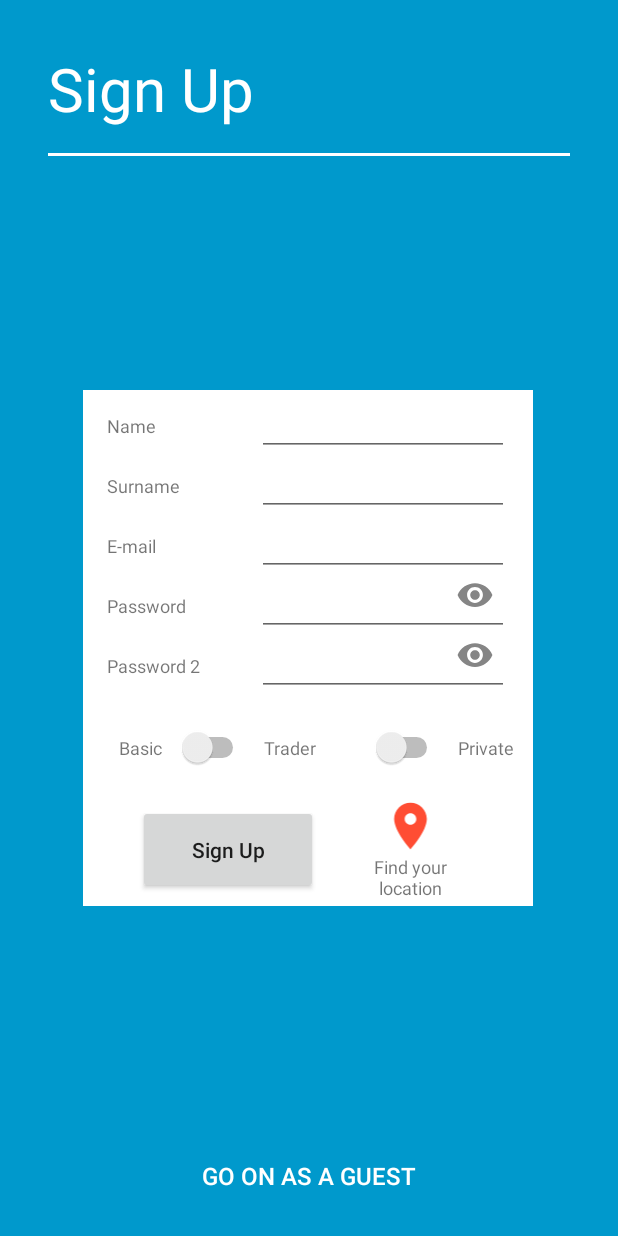
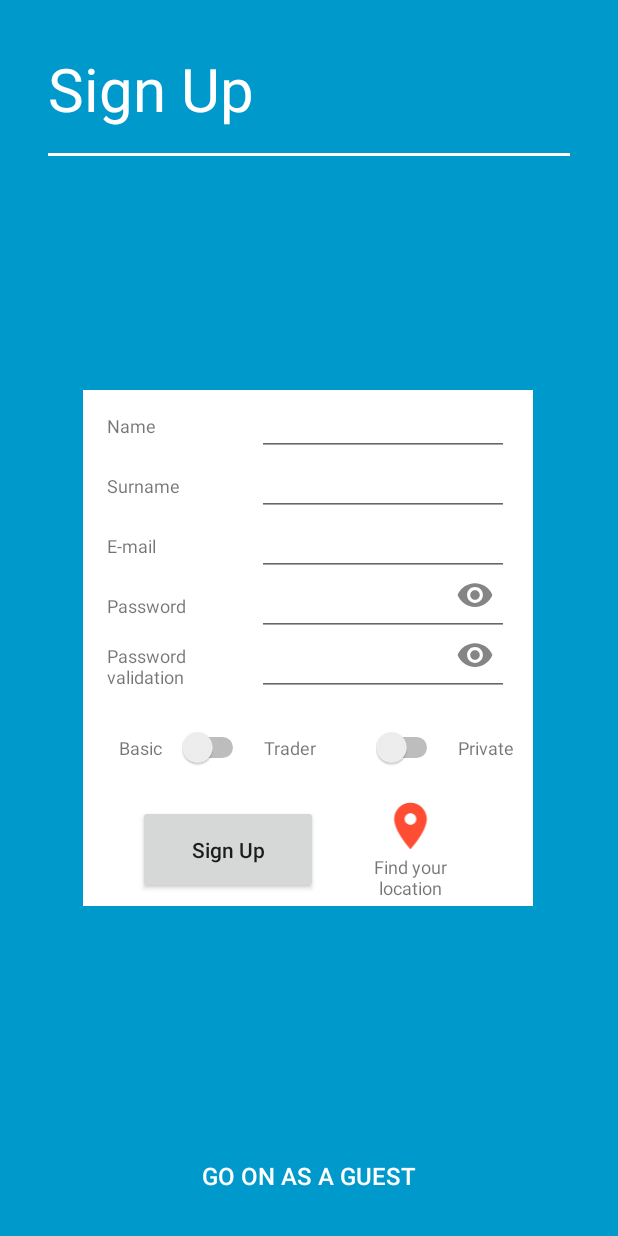
Before and after one commit to bounswe/bounswe2019group4, an Android app: the SignupFragment screen opened through its navigation route, on a phone screen of 412 x 824 dp. Run offline under Robolectric (Android 15) with nearby library versions, the phone set to English and light mode, and no system bars.

Commit message:
added navigation to each fragment and login menu

```diff
--- a/app/android/app/src/main/java/com/example/arken/fragment/StartFragment.java
+++ b/app/android/app/src/main/java/com/example/arken/fragment/StartFragment.java
@@ -2,6 +2,7 @@ package com.example.arken.fragment;
 
 import android.app.Activity;
 import android.content.Intent;
+import android.content.SharedPreferences;
 import android.os.Bundle;
 import android.util.Log;
 import android.view.LayoutInflater;
@@ -36,6 +37,8 @@ import retrofit2.Callback;
 import retrofit2.Response;
 
 import static android.content.ContentValues.TAG;
+import static android.content.Context.MODE_PRIVATE;
+import static com.example.arken.fragment.LoginFragment.MY_PREFS_NAME;
 
 public class StartFragment extends Fragment implements View.OnClickListener {
     private Button loginButton;
@@ -123,7 +126,11 @@ public class StartFragment extends Fragment implements View.OnClickListener {
         if (alreadyloggedAccount != null) {
             onLoggedIn(alreadyloggedAccount, true);
         } else {
-            Log.d(TAG, "Not logged in");
+            final SharedPreferences prefs = getActivity().getSharedPreferences(MY_PREFS_NAME, MODE_PRIVATE);
+            String email = prefs.getString("email", "default");//"No name defined" is the default value.
+            if(!email.equals("default")){
+                Navigation.findNavController(guestButton).navigate(R.id.action_startFragment_to_baseFragment);
+            }
         }
     }
 }
--- a/app/android/app/src/main/res/layout/fragment_login.xml
+++ b/app/android/app/src/main/res/layout/fragment_login.xml
@@ -118,6 +118,7 @@
             android:layout_marginRight="16dp"
             android:layout_marginEnd="16dp"
             android:paddingRight="10dp"
+            android:textSize="12sp"
             app:layout_constraintEnd_toEndOf="parent"
             app:layout_constraintStart_toEndOf="@id/login_passwordTag_textView"
             app:layout_constraintTop_toBottomOf="@id/login_email_editText"
--- a/app/android/app/src/main/res/layout/signup_part.xml
+++ b/app/android/app/src/main/res/layout/signup_part.xml
@@ -105,7 +105,7 @@
         android:layout_height="0dp"
         android:layout_marginLeft="16dp"
         android:gravity="center_vertical"
-        android:text="Password 2"
+        android:text="Password validation"
         android:textSize="12sp"
         app:layout_constraintBottom_toBottomOf="@id/signup_password_editText2"
         app:layout_constraintStart_toStartOf="parent"
--- a/app/android/app/src/main/res/navigation/navigation_graph.xml
+++ b/app/android/app/src/main/res/navigation/navigation_graph.xml
@@ -19,7 +19,7 @@
             app:popUpTo="@+id/loginFragment"
             app:popUpToInclusive="false" />
         <action
-            android:id="@+id/action_loginFragment_to_listEventFragment2"
+            android:id="@+id/action_loginFragment_to_baseFragment"
             app:destination="@id/baseFragment"
             app:popUpTo="@+id/startFragment" />
     </fragment>
```
Also changed, not shown: app/android/app/src/main/java/com/example/arken/fragment/BaseFragment.java (+9 -1 lines), app/android/app/src/main/java/com/example/arken/fragment/LoginFragment.java (+10 -3 lines).
